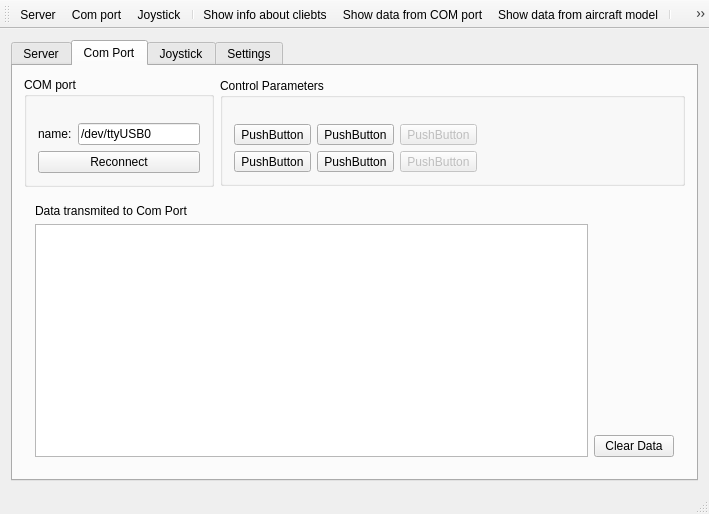
Before: the Qt Designer form mainwindow.ui in AndreyShelest/T10-server, drawn with Qt 5.
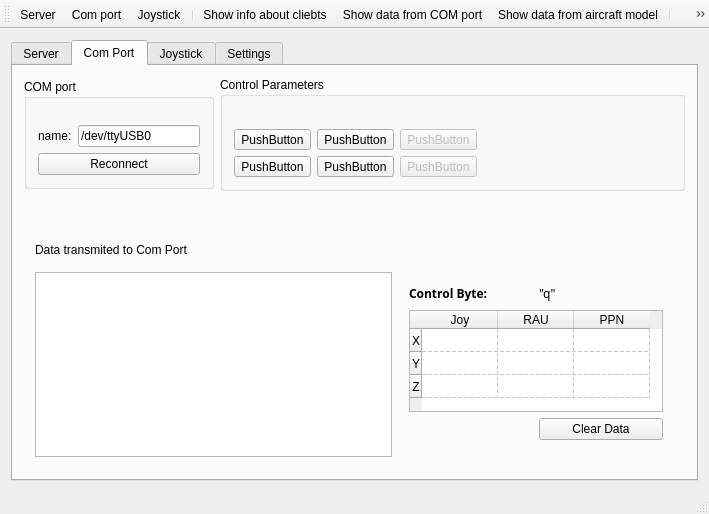
After: the same form once the commit is applied. Icons and pictures are not drawn.

Commit message: + add table data toCom

```diff
--- a/mainwindow.ui
+++ b/mainwindow.ui
@@ -381,7 +381,7 @@
         <string>Com Port</string>
        </attribute>
        <layout class="QGridLayout" name="gridLayout_2">
-        <item row="1" column="0" colspan="2">
+        <item row="2" column="0" colspan="2">
          <widget class="QWidget" name="widget_3" native="true">
           <property name="sizePolicy">
            <sizepolicy hsizetype="Expanding" vsizetype="Expanding">
@@ -403,7 +403,7 @@
              </property>
             </widget>
            </item>
-           <item row="1" column="0">
+           <item row="1" column="0" rowspan="2">
             <widget class="QListWidget" name="list_toCom">
              <property name="toolTip">
               <string>&lt;html&gt;&lt;head/&gt;&lt;body&gt;&lt;p&gt;&lt;br/&gt;&lt;/p&gt;&lt;/body&gt;&lt;/html&gt;</string>
@@ -411,28 +411,233 @@
             </widget>
            </item>
            <item row="1" column="1">
-            <layout class="QVBoxLayout" name="verticalLayout_3">
-             <item>
-              <spacer name="verticalSpacer_2">
-               <property name="orientation">
-                <enum>Qt::Vertical</enum>
-               </property>
-               <property name="sizeHint" stdset="0">
-                <size>
-                 <width>20</width>
-                 <height>40</height>
-                </size>
-               </property>
-              </spacer>
-             </item>
-             <item>
-              <widget class="QPushButton" name="pushButton_2">
-               <property name="text">
-                <string>Clear Data</string>
-               </property>
-              </widget>
-             </item>
-            </layout>
+            <widget class="QWidget" name="widget_6" native="true">
+             <property name="sizePolicy">
+              <sizepolicy hsizetype="Minimum" vsizetype="Minimum">
+               <horstretch>0</horstretch>
+               <verstretch>0</verstretch>
+              </sizepolicy>
+             </property>
+             <layout class="QGridLayout" name="gridLayout_7">
+              <item row="0" column="0">
+               <widget class="QLabel" name="label_4">
+                <property name="sizePolicy">
+                 <sizepolicy hsizetype="Minimum" vsizetype="Fixed">
+                  <horstretch>0</horstretch>
+                  <verstretch>0</verstretch>
+                 </sizepolicy>
+                </property>
+                <property name="font">
+                 <font>
+                  <family>Sans Serif</family>
+                  <weight>75</weight>
+                  <bold>true</bold>
+                 </font>
+                </property>
+                <property name="text">
+                 <string>Control Byte:</string>
+                </property>
+               </widget>
+              </item>
+              <item row="0" column="1">
+               <widget class="QLabel" name="lbl_con_byte">
+                <property name="sizePolicy">
+                 <sizepolicy hsizetype="Minimum" vsizetype="MinimumExpanding">
+                  <horstretch>0</horstretch>
+                  <verstretch>0</verstretch>
+                 </sizepolicy>
+                </property>
+                <property name="font">
+                 <font>
+                  <family>Sans Serif</family>
+                  <weight>50</weight>
+                  <bold>false</bold>
+                 </font>
+                </property>
+                <property name="text">
+                 <string>&quot;q&quot;</string>
+                </property>
+               </widget>
+              </item>
+              <item row="1" column="0" colspan="2">
+               <widget class="QTableWidget" name="table_toCom">
+                <property name="sizePolicy">
+                 <sizepolicy hsizetype="Minimum" vsizetype="Minimum">
+                  <horstretch>0</horstretch>
+                  <verstretch>0</verstretch>
+                 </sizepolicy>
+                </property>
+                <property name="maximumSize">
+                 <size>
+                  <width>254</width>
+                  <height>102</height>
+                 </size>
+                </property>
+                <property name="acceptDrops">
+                 <bool>false</bool>
+                </property>
+                <property name="editTriggers">
+                 <set>QAbstractItemView::NoEditTriggers</set>
+                </property>
+                <property name="alternatingRowColors">
+                 <bool>false</bool>
+                </property>
+                <property name="selectionMode">
+                 <enum>QAbstractItemView::NoSelection</enum>
+                </property>
+                <property name="selectionBehavior">
+                 <enum>QAbstractItemView::SelectColumns</enum>
+                </property>
+                <property name="textElideMode">
+                 <enum>Qt::ElideMiddle</enum>
+                </property>
+                <property name="gridStyle">
+                 <enum>Qt::DashLine</enum>
+                </property>
+                <property name="sortingEnabled">
+                 <bool>false</bool>
+                </property>
+                <property name="wordWrap">
+                 <bool>true</bool>
+                </property>
+                <property name="cornerButtonEnabled">
+                 <bool>false</bool>
+                </property>
+                <attribute name="horizontalHeaderDefaultSectionSize">
+                 <number>76</number>
+                </attribute>
+                <attribute name="verticalHeaderDefaultSectionSize">
+                 <number>23</number>
+                </attribute>
+                <attribute name="verticalHeaderMinimumSectionSize">
+                 <number>16</number>
+                </attribute>
+                <row>
+                 <property name="text">
+                  <string>X</string>
+                 </property>
+                 <property name="textAlignment">
+                  <set>AlignHCenter|AlignVCenter|AlignCenter</set>
+                 </property>
+                </row>
+                <row>
+                 <property name="text">
+                  <string>Y</string>
+                 </property>
+                 <property name="textAlignment">
+                  <set>AlignHCenter|AlignVCenter|AlignCenter</set>
+                 </property>
+                </row>
+                <row>
+                 <property name="text">
+                  <string>Z</string>
+                 </property>
+                 <property name="textAlignment">
+                  <set>AlignHCenter|AlignVCenter|AlignCenter</set>
+                 </property>
+                </row>
+                <column>
+                 <property name="text">
+                  <string>Joy</string>
+                 </property>
+                 <property name="textAlignment">
+                  <set>AlignHCenter|AlignVCenter|AlignCenter</set>
+                 </property>
+                </column>
+                <column>
+                 <property name="text">
+                  <string>RAU</string>
+                 </property>
+                 <property name="textAlignment">
+                  <set>AlignHCenter|AlignVCenter|AlignCenter</set>
+                 </property>
+                </column>
+                <column>
+                 <property name="text">
+                  <string>PPN</string>
+                 </property>
+                 <property name="textAlignment">
+                  <set>AlignHCenter|AlignVCenter|AlignCenter</set>
+                 </property>
+                </column>
+                <item row="0" column="0">
+                 <property name="text">
+                  <string/>
+                 </property>
+                 <property name="textAlignment">
+                  <set>AlignHCenter|AlignVCenter|AlignCenter</set>
+                 </property>
+                </item>
+                <item row="0" column="1">
+                 <property name="textAlignment">
+                  <set>AlignHCenter|AlignVCenter|AlignCenter</set>
+                 </property>
+                </item>
+                <item row="0" column="2">
+                 <property name="textAlignment">
+                  <set>AlignHCenter|AlignVCenter|AlignCenter</set>
+                 </property>
+                </item>
+                <item row="1" column="0">
+                 <property name="textAlignment">
+                  <set>AlignHCenter|AlignVCenter|AlignCenter</set>
+                 </property>
+                </item>
+                <item row="1" column="1">
+                 <property name="textAlignment">
+                  <set>AlignHCenter|AlignVCenter|AlignCenter</set>
+                 </property>
+                </item>
+                <item row="1" column="2">
+                 <property name="textAlignment">
+                  <set>AlignHCenter|AlignVCenter|AlignCenter</set>
+                 </property>
+                </item>
+                <item row="2" column="0">
+                 <property name="textAlignment">
+                  <set>AlignHCenter|AlignVCenter|AlignCenter</set>
+                 </property>
+                </item>
+                <item row="2" column="1">
+                 <property name="textAlignment">
+                  <set>AlignHCenter|AlignVCenter|AlignCenter</set>
+                 </property>
+                </item>
+                <item row="2" column="2">
+                 <property name="textAlignment">
+                  <set>AlignHCenter|AlignVCenter|AlignCenter</set>
+                 </property>
+                </item>
+               </widget>
+              </item>
+              <item row="2" column="1">
+               <widget class="QPushButton" name="pushButton_2">
+                <property name="sizePolicy">
+                 <sizepolicy hsizetype="Minimum" vsizetype="Minimum">
+                  <horstretch>0</horstretch>
+                  <verstretch>0</verstretch>
+                 </sizepolicy>
+                </property>
+                <property name="text">
+                 <string>Clear Data</string>
+                </property>
+               </widget>
+              </item>
+             </layout>
+            </widget>
+           </item>
+           <item row="0" column="1">
+            <spacer name="verticalSpacer_4">
+             <property name="orientation">
+              <enum>Qt::Vertical</enum>
+             </property>
+             <property name="sizeHint" stdset="0">
+              <size>
+               <width>20</width>
+               <height>40</height>
+              </size>
+             </property>
+            </spacer>
            </item>
           </layout>
          </widget>
@@ -617,7 +822,7 @@
              </property>
             </widget>
            </item>
-           <item row="2" column="4">
+           <item row="0" column="4" rowspan="3">
             <widget class="QWidget" name="widget_5" native="true">
              <property name="sizePolicy">
               <sizepolicy hsizetype="Expanding" vsizetype="Expanding">
@@ -722,6 +927,19 @@
           </layout>
          </widget>
         </item>
+        <item row="1" column="0">
+         <spacer name="verticalSpacer_2">
+          <property name="orientation">
+           <enum>Qt::Vertical</enum>
+          </property>
+          <property name="sizeHint" stdset="0">
+           <size>
+            <width>20</width>
+            <height>40</height>
+           </size>
+          </property>
+         </spacer>
+        </item>
        </layout>
       </widget>
       <widget class="QWidget" name="tab_joy">
```
Left out of the diff: 51 changed lines with no effect on the pictures. The commit also changes 4 other files.
